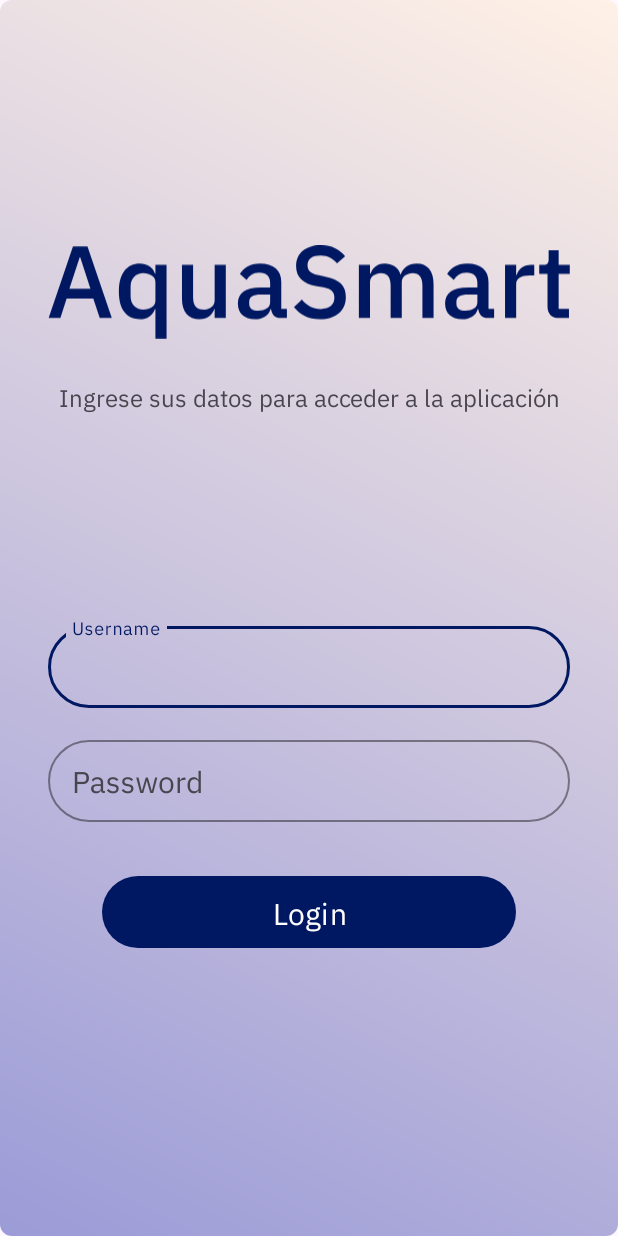
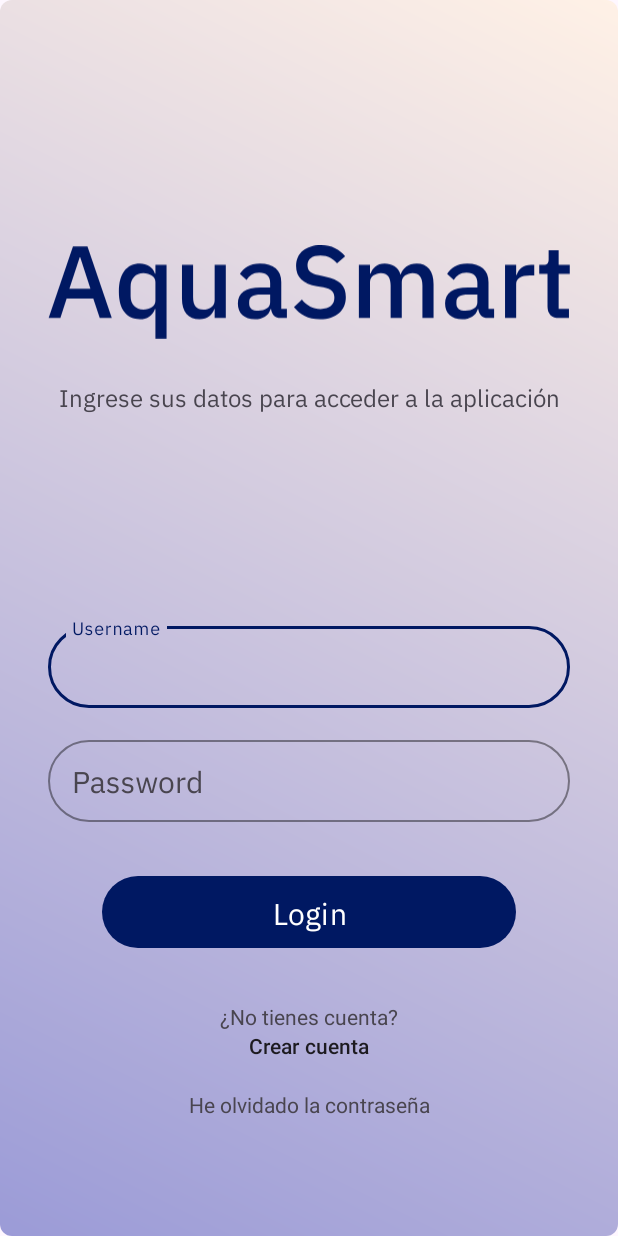
Before and after one commit to jmoralm/aquasmart, an Android app: the screen it shows after launch (LoginActivity), after a tap on "Login", on a phone screen of 412 x 824 dp. Run offline under Robolectric (Android 15) with nearby library versions, the phone set to English and light mode, and no system bars; our stand-ins replace Firebase (no records; nobody signed in at launch, a user with empty details on screens opened directly).

Commit message:
FireBase_falta logout y Optimizar

```diff
--- a/app/build.gradle.kts
+++ b/app/build.gradle.kts
@@ -48,6 +48,7 @@ dependencies {
     implementation(libs.androidx.activity)
     implementation(libs.androidx.constraintlayout)
     implementation (libs.glide)
+    implementation(libs.firebase.auth.ktx)
     testImplementation(libs.junit)
     androidTestImplementation(libs.androidx.junit)
     androidTestImplementation(libs.androidx.espresso.core)
--- a/app/src/main/java/com/example/aquasmart/LoginActivity.kt
+++ b/app/src/main/java/com/example/aquasmart/LoginActivity.kt
@@ -8,6 +8,11 @@ import androidx.appcompat.app.AppCompatActivity
 import androidx.core.view.ViewCompat
 import androidx.core.view.WindowInsetsCompat
 import com.example.aquasmart.databinding.ActivityLoginBinding
+import com.google.firebase.auth.FirebaseAuth
+import com.google.firebase.auth.FirebaseAuthInvalidCredentialsException
+import com.google.firebase.auth.FirebaseAuthInvalidUserException
+import com.google.firebase.auth.ktx.auth
+import com.google.firebase.ktx.Firebase
 
 /**
  * Clase LoginActivity que representa la pantalla de inicio de sesión
@@ -19,14 +24,7 @@ class LoginActivity : AppCompatActivity() {
     private lateinit var userName: String
     private lateinit var password: String
     private lateinit var intent: Intent
-
-    /**
-     * Constantes de inicio de sesión predeterminado
-     */
-    companion object {
-        const val USERNAME = "josemorillo"
-        const val PASSWORD = "admin"
-    }
+    private lateinit var auth : FirebaseAuth
 
     override fun onCreate(savedInstanceState: Bundle?) {
 
@@ -42,6 +40,7 @@ class LoginActivity : AppCompatActivity() {
             insets
         }
 
+        auth = Firebase.auth
         initEvent()
 
     }
@@ -56,59 +55,47 @@ class LoginActivity : AppCompatActivity() {
             userName = binding.textInputUsername.text.toString()
             password = binding.textInputPassword.text.toString()
 
-            if (userName.isEmpty() || password.isEmpty() || userName.isBlank() || userName.isBlank()) {
-                showMsg("Missing data")
-            }
-            if (loginVerify(userName, password)) {
-
-                intent = Intent(this, MainActivity::class.java)
-                intent.apply {
-                    putExtra("username", "Jose Morillo")
-                }
-                startActivity(intent)
+            if (userName.isEmpty() || password.isEmpty()) {
+                Toast.makeText(this, "Por favor, ingrese email y contraseña", Toast.LENGTH_SHORT).show()
             }
 
+            auth.signInWithEmailAndPassword(userName, password).addOnCompleteListener { task ->
+                if (task.isSuccessful) {
+                    val user = auth.currentUser
+                    if (user?.isEmailVerified == true) {
+                        // Almacena el estado de la sesión en SharedPreferences
+                        val sharedPreferences = getSharedPreferences("session_prefs", MODE_PRIVATE)
+                        val editor = sharedPreferences.edit()
+                        editor.putBoolean("is_logged_in", true)
+                        editor.apply()
+                        val intent = Intent(this, MainActivity::class.java)
+                        startActivity(intent)
+                        finish()
+                        Toast.makeText(this, "Inicio de sesión exitoso", Toast.LENGTH_SHORT).show()
+
+                    } else {
+                        auth.signOut()
+                        Toast.makeText(this, "Por favor, verifique su correo electrónico", Toast.LENGTH_SHORT).show()
+                    }
+                } else {
+                    var message = "Error desconocido"
+                    try {
+                        throw task.exception ?: Exception("Error desconocido")
+                    } catch (e: FirebaseAuthInvalidUserException) {
+                        message = "El usuario no existe o ha sido deshabilitado"
+                    } catch (e: FirebaseAuthInvalidCredentialsException) {
+                        message = "Contraseña incorrecta"
+                    } catch (e: Exception) {
+                        message = e.message.toString()
+                    }
+                    Toast.makeText(this, message, Toast.LENGTH_SHORT).show()
+                }
+            }
         }
-    }
 
-    /**
-     * Verifica si las credenciales ingresadas son correctas.
-     *
-     * @param userName Nombre de usuario ingresado.
-     * @param password Contraseña ingresada.
-     * @return `true` si las credenciales son válidas, de lo contrario `false`.
-     */
-    private fun loginVerify(userName: String, password: String): Boolean {
-        return userNameVerify(userName) && password == PASSWORD
-    }
-
-    /**
-     * Verifica si el nombre de usuario ingresado es válido.
-     *
-     * @param userName Nombre de usuario ingresado.
-     * @return `true` si el nombre de usuario coincide con el predeterminado, de lo contrario `false`.
-     */
-    private fun userNameVerify(userName: String): Boolean {
-        if (userName == USERNAME) {
-            return true
-        } else {
-            showMsg("Username is not valid")
-            return false
-        }
-    }
-
-    /**
-     * Verifica si la contraseña ingresada es válida.
-     *
-     * @param password Contraseña ingresada.
-     * @return `true` si la contraseña coincide con la predeterminada, de lo contrario `false`.
-     */
-    private fun passwordVerify(password: String): Boolean {
-        if (password == PASSWORD) {
-            return true
-        } else {
-            showMsg("Password is not valid")
-            return false
+        binding.tvLinkCrearCuenta.setOnClickListener {
+            intent = Intent(this, RegisterActivity::class.java )
+            startActivity(intent)
         }
     }
 
--- a/app/src/main/java/com/example/aquasmart/MainActivity.kt
+++ b/app/src/main/java/com/example/aquasmart/MainActivity.kt
@@ -9,12 +9,13 @@ import androidx.core.view.WindowInsetsCompat
 import androidx.recyclerview.widget.LinearLayoutManager
 import com.example.aquasmart.controller.Controller
 import com.example.aquasmart.databinding.ActivityMainBinding
+import com.google.firebase.auth.FirebaseAuth
 
 class MainActivity : AppCompatActivity() {
 
     private lateinit var controller: Controller
     lateinit var binding: ActivityMainBinding
-
+    private lateinit var auth: FirebaseAuth
 
     override fun onCreate(savedInstanceState: Bundle?) {
         super.onCreate(savedInstanceState)
@@ -27,8 +28,26 @@ class MainActivity : AppCompatActivity() {
             insets
         }
 
-        initRecyclerView()
-        init()
+        auth = FirebaseAuth.getInstance()
+
+        // Verifica si hay una sesión iniciada en SharedPreferences
+        val sharedPreferences = getSharedPreferences("session_prefs", MODE_PRIVATE)
+        val isLoggedIn = sharedPreferences.getBoolean("is_logged_in", false)
+
+        // Verifica si el usuario está autenticado
+        val currentUser = auth.currentUser
+
+        if (currentUser != null && currentUser.isEmailVerified && isLoggedIn) {
+            // Usuario autenticado y sesión iniciada, inicia la UI principal
+            initRecyclerView()
+            init()
+
+        } else {
+            // No hay usuario autenticado o sesión no iniciada, redirige a LoginActivity
+            val intent = Intent(this, LoginActivity::class.java)
+            startActivity(intent)
+            finish()
+        }
 
     }
 
--- a/app/src/main/res/layout/activity_login.xml
+++ b/app/src/main/res/layout/activity_login.xml
@@ -93,6 +93,29 @@
                 android:layout_margin="32dp"
                 android:text="@string/button_text_login" />
 
+            <TextView
+                android:id="@+id/tv_noCuenta"
+                android:layout_width="match_parent"
+                android:layout_height="wrap_content"
+                android:text="¿No tienes cuenta?"
+                android:textAlignment="center"/>
+
+            <TextView
+                android:id="@+id/tv_linkCrearCuenta"
+                android:layout_width="match_parent"
+                android:layout_height="wrap_content"
+                android:text="Crear cuenta"
+                android:textAlignment="center"
+                style="@style/TextAppearance.Material3.TitleSmall"/>
+
+            <TextView
+                android:id="@+id/tv_olvidoContrasena"
+                android:layout_width="match_parent"
+                android:layout_height="wrap_content"
+                android:layout_marginTop="20dp"
+                android:text="He olvidado la contraseña"
+                android:textAlignment="center"/>
+
         </LinearLayout>
 
     </LinearLayout>
--- a/gradle/libs.versions.toml
+++ b/gradle/libs.versions.toml
@@ -13,6 +13,7 @@ material = "1.12.0"
 activity = "1.9.3"
 constraintlayout = "2.2.0"
 uiTextGoogleFonts = "1.7.5"
+firebaseAuthKtx = "23.1.0"
 
 [libraries]
 androidx-core-ktx = { group = "androidx.core", name = "core-ktx", version.ref = "coreKtx" }
@@ -28,6 +29,7 @@ androidx-appcompat = { group = "androidx.appcompat", name = "appcompat", version
 material = { group = "com.google.android.material", name = "material", version.ref = "material" }
 androidx-activity = { group = "androidx.activity", name = "activity", version.ref = "activity" }
 androidx-constraintlayout = { group = "androidx.constraintlayout", name = "constraintlayout", version.ref = "constraintlayout" }
+firebase-auth-ktx = { group = "com.google.firebase", name = "firebase-auth-ktx", version.ref = "firebaseAuthKtx" }
 
 [plugins]
 android-application = { id = "com.android.application", version.ref = "agp" }
```
Also changed, not shown: app/src/main/AndroidManifest.xml (+9 -9 lines), app/src/main/java/com/example/aquasmart/RegisterActivity.kt (added, +99 -0 lines), app/src/main/res/layout/activity_register.xml (added, +141 -0 lines), 4 other files.
